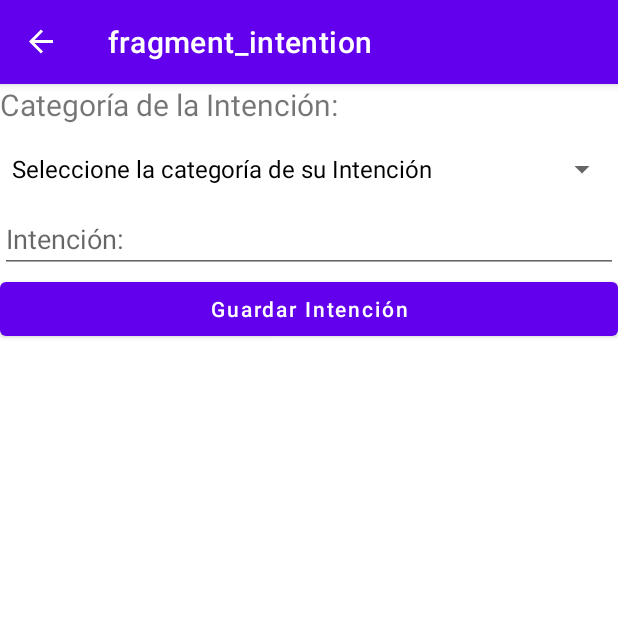
After one commit to yordimontero/MiMisa, an Android app: the IntentionFragment screen opened through its navigation route, on a phone screen of 412 x 824 dp, the top half of it. The commit adds this screen. Run offline under Robolectric (Android 15) with nearby library versions, the phone set to English and light mode, and no system bars; our stand-ins replace Firebase (no records; nobody signed in at launch, a user with empty details on screens opened directly), navigation-ui.

Commit message:
Implementación de la función de agregar intenciones.

```diff
--- a/app/src/main/java/com/circleappsstudio/mimisa/ui/UI.kt
+++ b/app/src/main/java/com/circleappsstudio/mimisa/ui/UI.kt
@@ -90,4 +90,24 @@ interface UI {
 
     }
 
+    interface IntentionMain {
+
+        fun goToIntention()
+
+    }
+
+    interface Intention {
+
+        fun setUpSpinner()
+
+        fun saveIntentionObserver()
+
+        fun showMessage(message: String, duration: Int)
+
+        fun showProgressBar()
+
+        fun hideProgressBar()
+
+    }
+
 }
--- a/app/src/main/java/com/circleappsstudio/mimisa/ui/main/MainActivity.kt
+++ b/app/src/main/java/com/circleappsstudio/mimisa/ui/main/MainActivity.kt
@@ -30,7 +30,7 @@ class MainActivity : BaseActivity() {
         // menu should be considered as top level destinations.
         val appBarConfiguration = AppBarConfiguration(
             setOf(
-                    R.id.navigation_home, R.id.navigation_seat_reservation, R.id.navigation_notifications
+                    R.id.navigation_home, R.id.navigation_seat_reservation, R.id.navigation_intention
             )
         )
         setupActionBarWithNavController(navController, appBarConfiguration)
@@ -52,7 +52,7 @@ class MainActivity : BaseActivity() {
 
                 R.id.navigation_home -> showNavView()
                 R.id.navigation_seat_reservation -> showNavView()
-                R.id.navigation_notifications -> showNavView()
+                R.id.navigation_intention -> showNavView()
 
                 else -> hideNavView()
 
--- /dev/null
+++ b/app/src/main/java/com/circleappsstudio/mimisa/ui/main/intention/IntentionFragment.kt
@@ -0,0 +1,137 @@
+package com.circleappsstudio.mimisa.ui.main.intention
+
+import android.os.Bundle
+import android.view.View
+import android.widget.AdapterView
+import android.widget.AdapterView.OnItemSelectedListener
+import android.widget.ArrayAdapter
+import androidx.fragment.app.activityViewModels
+import androidx.lifecycle.Observer
+import androidx.navigation.NavController
+import androidx.navigation.Navigation
+import com.circleappsstudio.mimisa.R
+import com.circleappsstudio.mimisa.base.BaseFragment
+import com.circleappsstudio.mimisa.data.datasource.intention.IntentionDataSource
+import com.circleappsstudio.mimisa.domain.intention.IntentionRepo
+import com.circleappsstudio.mimisa.ui.UI
+import com.circleappsstudio.mimisa.ui.viewmodel.factory.VMFactoryIntention
+import com.circleappsstudio.mimisa.ui.viewmodel.intention.IntentionViewModel
+import com.circleappsstudio.mimisa.vo.Resource
+import kotlinx.android.synthetic.main.fragment_intention.*
+
+class IntentionFragment : BaseFragment(), UI.Intention {
+
+    private lateinit var navController: NavController
+
+    private val intentionViewModel by activityViewModels<IntentionViewModel> {
+        VMFactoryIntention(
+            IntentionRepo(
+                IntentionDataSource()
+            )
+        )
+    }
+
+    private lateinit var spinnerIntentionCategory: String
+    private lateinit var renamedCategory: String
+    private lateinit var intention: String
+
+    override fun getLayout(): Int {
+        return R.layout.fragment_intention
+    }
+
+    override fun onViewCreated(view: View, savedInstanceState: Bundle?) {
+        super.onViewCreated(view, savedInstanceState)
+
+        navController = Navigation.findNavController(view)
+
+        setUpSpinner()
+
+        btn_save_intention.setOnClickListener {
+            saveIntentionObserver()
+        }
+
+    }
+
+    override fun setUpSpinner() {
+
+        spinIntentionCategory.adapter = ArrayAdapter(
+            requireContext(),
+            R.layout.support_simple_spinner_dropdown_item,
+            resources.getStringArray(R.array.intention_category_array)
+        )
+
+        spinIntentionCategory.onItemSelectedListener = object : OnItemSelectedListener {
+
+            override fun onItemSelected(
+                item: AdapterView<*>?, arg1: View,
+                position: Int, id: Long) {
+
+                spinnerIntentionCategory = item!!.getItemAtPosition(position).toString()
+
+                renamedCategory = intentionViewModel
+                    .renameCategoryResource(requireContext(), spinnerIntentionCategory)
+
+                showMessage(renamedCategory, 1)
+
+            }
+
+            override fun onNothingSelected(arg0: AdapterView<*>?) {}
+
+        }
+
+    }
+
+    override fun saveIntentionObserver() {
+
+        intention = txt_intention.text.toString()
+
+        if (intentionViewModel.checkEmptyIntentionCategory(renamedCategory)){
+            showMessage("Seleccione la categoría de su Intención.", 2)
+            return
+        }
+
+        if (intentionViewModel.checkEmptyIntention(intention)){
+            txt_intention.error = "Complete los campos."
+            return
+        }
+
+        intentionViewModel.saveIntention(
+            renamedCategory,
+            intention
+        ).observe(viewLifecycleOwner, Observer { resultEmitted ->
+
+            when(resultEmitted){
+
+                is Resource.Loading -> {
+                    showProgressBar()
+                }
+
+                is Resource.Success -> {
+                    showMessage("Intención guardada con éxito.", 1)
+                    hideProgressBar()
+                }
+
+                is Resource.Failure -> {
+                    requireContext().toast(requireContext(), resultEmitted.exception.message.toString())
+                    hideProgressBar()
+                }
+
+            }
+
+        })
+
+    }
+
+    override fun showMessage(message: String, duration: Int) {
+        requireContext().toast(requireContext(), message, duration)
+    }
+
+    override fun showProgressBar() {
+        progressbar_intention.visibility = View.VISIBLE
+    }
+
+    override fun hideProgressBar() {
+        progressbar_intention.visibility = View.GONE
+    }
+
+}
--- a/app/src/main/java/com/circleappsstudio/mimisa/ui/viewmodel/MainViewModel.kt
+++ b/app/src/main/java/com/circleappsstudio/mimisa/ui/viewmodel/MainViewModel.kt
@@ -1,5 +1,6 @@
 package com.circleappsstudio.mimisa.ui.viewmodel
 
+import android.content.Context
 import androidx.lifecycle.LiveData
 import com.circleappsstudio.mimisa.data.model.Seat
 import com.circleappsstudio.mimisa.vo.Resource
@@ -72,6 +73,12 @@ interface MainViewModel {
 
         fun saveIntention(category: String, intention: String): LiveData<Resource<Boolean>>
 
+        fun renameCategoryResource(context: Context, category: String): String
+
+        fun checkEmptyIntentionCategory(category: String): Boolean
+
+        fun checkEmptyIntention(intention: String): Boolean
+
     }
 
 }
--- /dev/null
+++ b/app/src/main/java/com/circleappsstudio/mimisa/ui/viewmodel/factory/VMFactoryIntention.kt
@@ -0,0 +1,13 @@
+package com.circleappsstudio.mimisa.ui.viewmodel.factory
+
+import androidx.lifecycle.ViewModel
+import androidx.lifecycle.ViewModelProvider
+import com.circleappsstudio.mimisa.domain.Repo
+
+class VMFactoryIntention(private val intentionRepo: Repo.Intention): ViewModelProvider.Factory {
+
+    override fun <T : ViewModel?> create(modelClass: Class<T>): T {
+        return modelClass.getConstructor(Repo.Intention::class.java).newInstance(intentionRepo)
+    }
+
+}
--- /dev/null
+++ b/app/src/main/res/layout/fragment_intention.xml
@@ -0,0 +1,52 @@
+<?xml version="1.0" encoding="utf-8"?>
+<LinearLayout
+    xmlns:android="http://schemas.android.com/apk/res/android"
+    xmlns:tools="http://schemas.android.com/tools"
+    android:layout_width="match_parent"
+    android:layout_height="match_parent"
+    android:orientation="vertical"
+    tools:context=".ui.main.intention.IntentionFragment">
+
+    <LinearLayout
+        android:id="@+id/progressbar_intention"
+        android:layout_width="match_parent"
+        android:layout_height="match_parent"
+        android:gravity="center"
+        android:visibility="gone">
+
+        <ProgressBar
+            android:layout_width="wrap_content"
+            android:layout_height="wrap_content"
+            android:layout_gravity="center"/>
+
+    </LinearLayout>
+
+    <TextView
+        android:layout_width="match_parent"
+        android:layout_height="wrap_content"
+        android:text="Categoría de la Intención:"
+        android:textSize="20sp"/>
+
+    <Spinner
+        android:id="@+id/spinIntentionCategory"
+        android:layout_width="match_parent"
+        android:layout_height="wrap_content"
+        android:layout_marginTop="5dp"
+        android:popupBackground="@android:color/white"
+        android:scrollbars="none"
+        android:spinnerMode="dropdown" />
+
+    <EditText
+        android:id="@+id/txt_intention"
+        android:layout_width="match_parent"
+        android:layout_height="wrap_content"
+        android:hint="Intención:"/>
+
+    <Button
+        android:id="@+id/btn_save_intention"
+        android:layout_width="match_parent"
+        android:layout_height="wrap_content"
+        android:text="Guardar Intención"
+        android:textAllCaps="false"/>
+
+</LinearLayout>
--- a/app/src/main/res/menu/bottom_nav_menu.xml
+++ b/app/src/main/res/menu/bottom_nav_menu.xml
@@ -12,7 +12,7 @@
         android:title="Asientos" />
 
     <item
-        android:id="@+id/navigation_notifications"
+        android:id="@+id/navigation_intention"
         android:icon="@drawable/ic_intentions"
         android:title="Intenciones" />
 
--- a/app/src/main/res/navigation/main_nav_graph.xml
+++ b/app/src/main/res/navigation/main_nav_graph.xml
@@ -12,10 +12,14 @@
         tools:layout="@layout/fragment_home" />
 
     <fragment
-        android:id="@+id/navigation_notifications"
+        android:id="@+id/navigation_intention"
         android:name="com.circleappsstudio.mimisa.ui.main.intention.main.MainIntentionFragment"
         android:label="@string/title_notifications"
-        tools:layout="@layout/fragment_main_intention" />
+        tools:layout="@layout/fragment_main_intention" >
+        <action
+            android:id="@+id/action_navigation_intention_to_intentionFragment"
+            app:destination="@id/intentionFragment" />
+    </fragment>
     <fragment
         android:id="@+id/fragmentSeatReservation"
         android:name="com.circleappsstudio.mimisa.ui.main.seatreservation.SeatReservationFragment"
@@ -30,4 +34,9 @@
             android:id="@+id/action_mainSeatReservationFragment_to_navigation_seat_reservation"
             app:destination="@id/fragmentSeatReservation" />
     </fragment>
+    <fragment
+        android:id="@+id/intentionFragment"
+        android:name="com.circleappsstudio.mimisa.ui.main.intention.IntentionFragment"
+        android:label="fragment_intention"
+        tools:layout="@layout/fragment_intention" />
 </navigation>
--- a/app/src/main/res/values/strings.xml
+++ b/app/src/main/res/values/strings.xml
@@ -6,4 +6,17 @@
     <string name="title_home">Home</string>
     <string name="title_dashboard">Dashboard</string>
     <string name="title_notifications">Notifications</string>
+
+    <string name="intention_category_init">Seleccione la categoría de su Intención</string>
+    <string name="thanksgiving">Acción de Gracias</string>
+    <string name="deceased">Difuntos</string>
+    <string name="birthday">Cumpleaños</string>
+
+    <string-array name="intention_category_array">
+        <item>Seleccione la categoría de su Intención</item>
+        <item>Acción de Gracias</item>
+        <item>Difuntos</item>
+        <item>Cumpleaños</item>
+    </string-array>
+
 </resources>
```
Also changed, not shown: app/src/main/java/com/circleappsstudio/mimisa/ui/main/intention/main/MainIntentionFragment.kt (+20 -1 lines), app/src/main/java/com/circleappsstudio/mimisa/ui/viewmodel/intention/IntentionViewModel.kt (+28 -0 lines), app/src/main/res/layout/fragment_main_intention.xml (+8 -1 lines).
